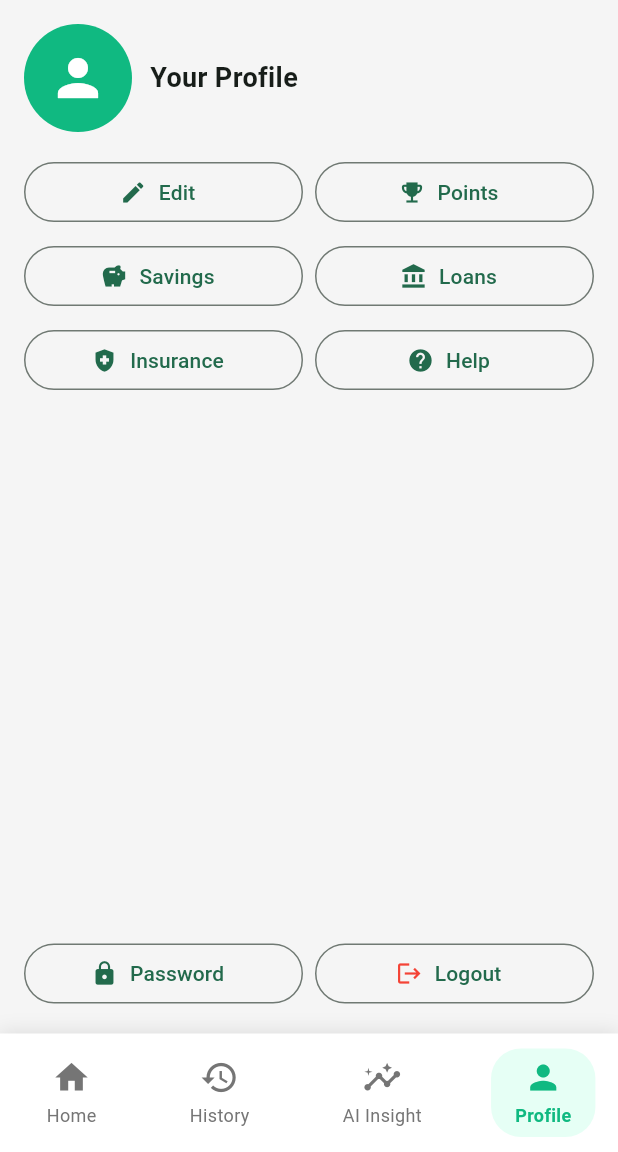
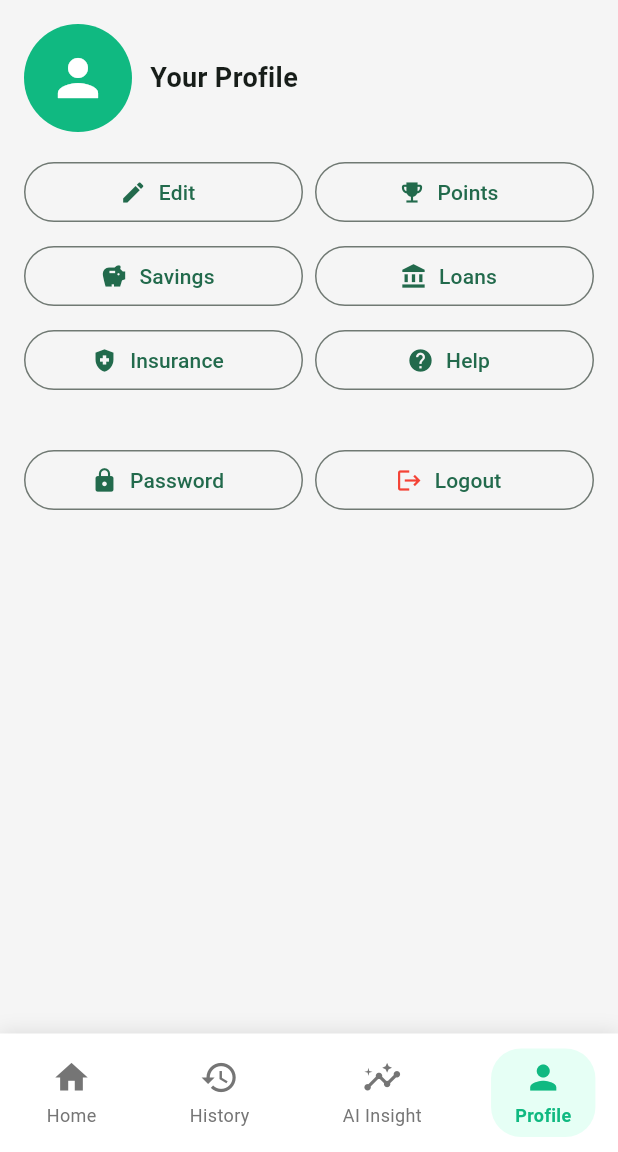
Before and after one commit to Veranzi/Jasho, a Flutter app: the DashBoardScreen screen opened by its route, item 4 of the bottom bar chosen, on a phone screen of 412 x 824 dp, the part 84-1236 px from its top. Run offline on Flutter 3.47's test engine with Material 3 defaults, Android fonts, the phone set to English and light mode, and no system bars; our stand-ins replace fl_chart, flutter_screenutil, intl_phone_field, printing, responsive_framework, shared_preferences; accounts and stored records are empty; statements that could not run were skipped.

Commit message:
feat: Enable OnBackInvokedCallback and refactor dashboard UI
Co-authored-by: leparitours <leparitours@gmail.com>

```diff
--- a/jashoo/lib/screens/dashboard/dashboard_screen.dart
+++ b/jashoo/lib/screens/dashboard/dashboard_screen.dart
@@ -346,7 +346,9 @@ class _DashBoardScreenState extends State<DashBoardScreen> {
 
   /// ----------------- PROFILE -----------------
   Widget _buildProfile() {
-    return Column(
+    return SafeArea(
+      child: SingleChildScrollView(
+        child: Column(
           children: [
             const SizedBox(height: 16),
             Row(
@@ -435,7 +437,7 @@ class _DashBoardScreenState extends State<DashBoardScreen> {
                 ],
               ),
             ),
-        const Spacer(),
+            const SizedBox(height: 16),
             Padding(
               padding: const EdgeInsets.symmetric(horizontal: 16.0, vertical: 16),
               child: Row(
@@ -457,8 +459,10 @@ class _DashBoardScreenState extends State<DashBoardScreen> {
                   ),
                 ],
               ),
-        )
+            ),
           ],
+        ),
+      ),
     );
   }
 
```
Also changed, not shown: 1 other file. Lines whose indentation alone changed are shown as unchanged.
